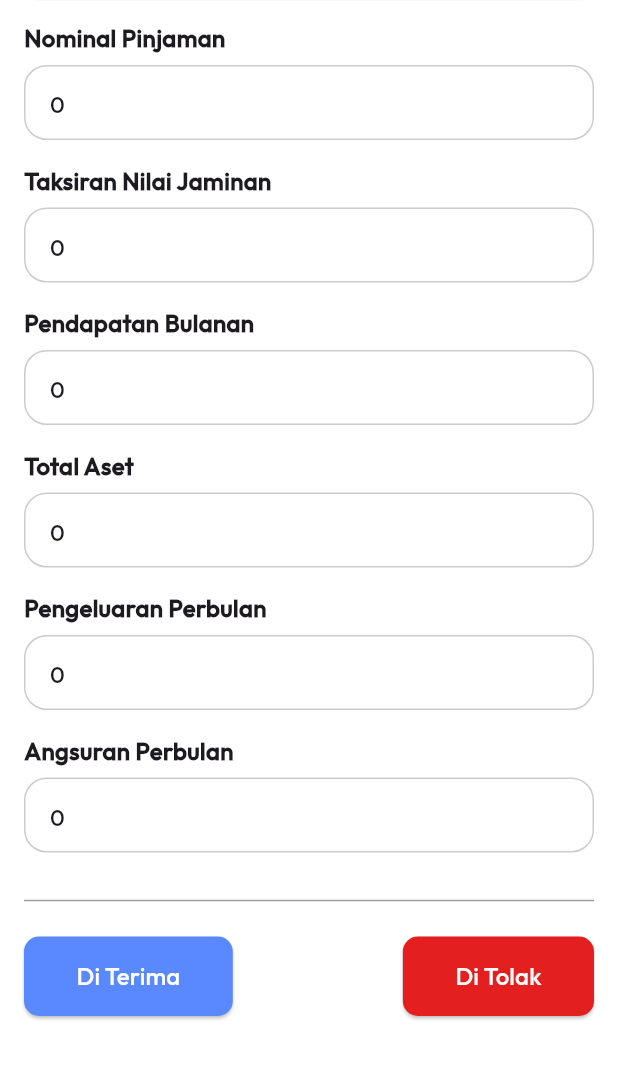
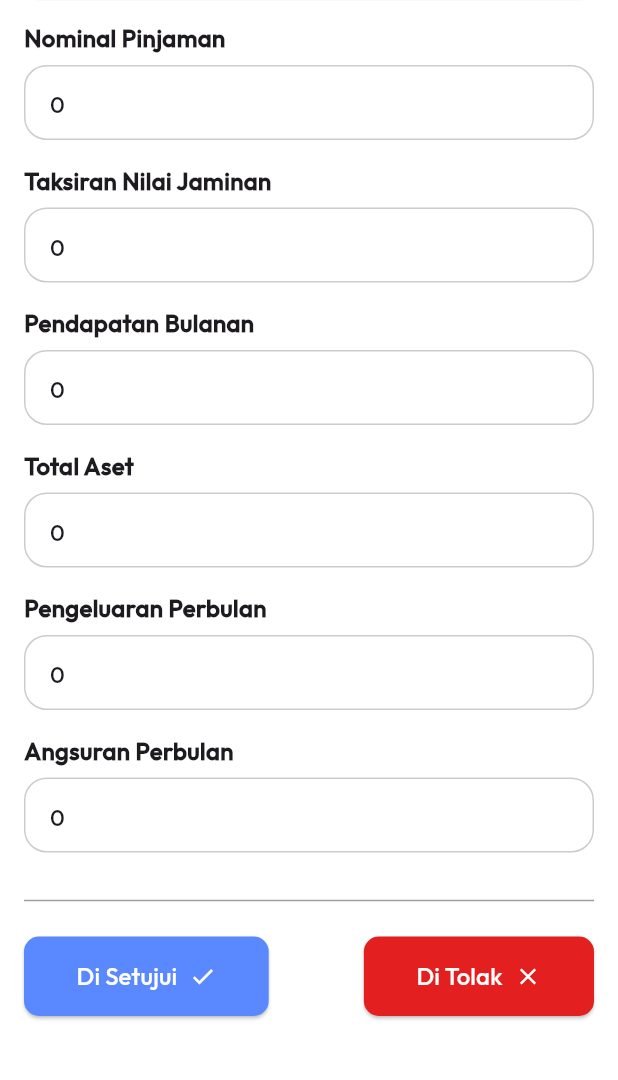
Before and after one commit to Brillsyuhargo/loan_application_admin, a Flutter app: the DetailSurvey screen opened directly with empty values, scrolled down 311 dp, on a phone screen of 412 x 824 dp, the part 151-1231 px from its top. Run offline on Flutter 3.47's test engine with Material 3 defaults, Android fonts, the phone set to English and light mode, and no system bars; our stand-ins replace cookie_jar, dio, dio_cookie_manager, flutter_multi_formatter, get, get_storage; missing offline and left inert: encrypt; accounts and stored records are empty; statements that could not run were skipped.

Commit message:
fix [BRI] : update approval buttons in detail document and survey views to include icons

```diff
--- a/lib/views/SurveyDetail/detail_survey.dart
+++ b/lib/views/SurveyDetail/detail_survey.dart
@@ -121,13 +121,19 @@ class _DetailSurveyState extends State<DetailSurvey> {
                               borderRadius: BorderRadius.circular(10),
                             ),
                           ),
-                          child: Text(
-                            'Di Terima',
+                          child: Row(
+                            mainAxisSize: MainAxisSize.min,
+                            children: [
+                              Text(
+                                'Di Setujui',
                                 style: TextStyle(
                                     fontSize: 16,
                                     color: AppColors.pureWhite,
-                              fontFamily: 'Outfit',
+                                    fontFamily: 'Outfit'),
                               ),
+                              const SizedBox(width: 8),
+                              const Icon(Icons.check, color: Colors.white),
+                            ],
                           ),
                         ),
                         ElevatedButton(
@@ -146,13 +152,20 @@ class _DetailSurveyState extends State<DetailSurvey> {
                               borderRadius: BorderRadius.circular(10),
                             ),
                           ),
-                          child: Text(
+                          child: Row(
+                            mainAxisSize: MainAxisSize.min,
+                            children: [
+                              Text(
                                 'Di Tolak',
                                 style: TextStyle(
                                     fontSize: 16,
                                     color: AppColors.pureWhite,
-                              fontFamily: 'Outfit',
+                                    fontFamily: 'Outfit'),
                               ),
+                              const SizedBox(width: 8),
+                              const Icon(Icons.close_outlined,
+                                  color: Colors.white),
+                            ],
                           ),
                         ),
                       ],
```
Also changed, not shown: lib/views/SurveyDetail/detail_document.dart (+19 -6 lines). Lines whose indentation alone changed are shown as unchanged.
